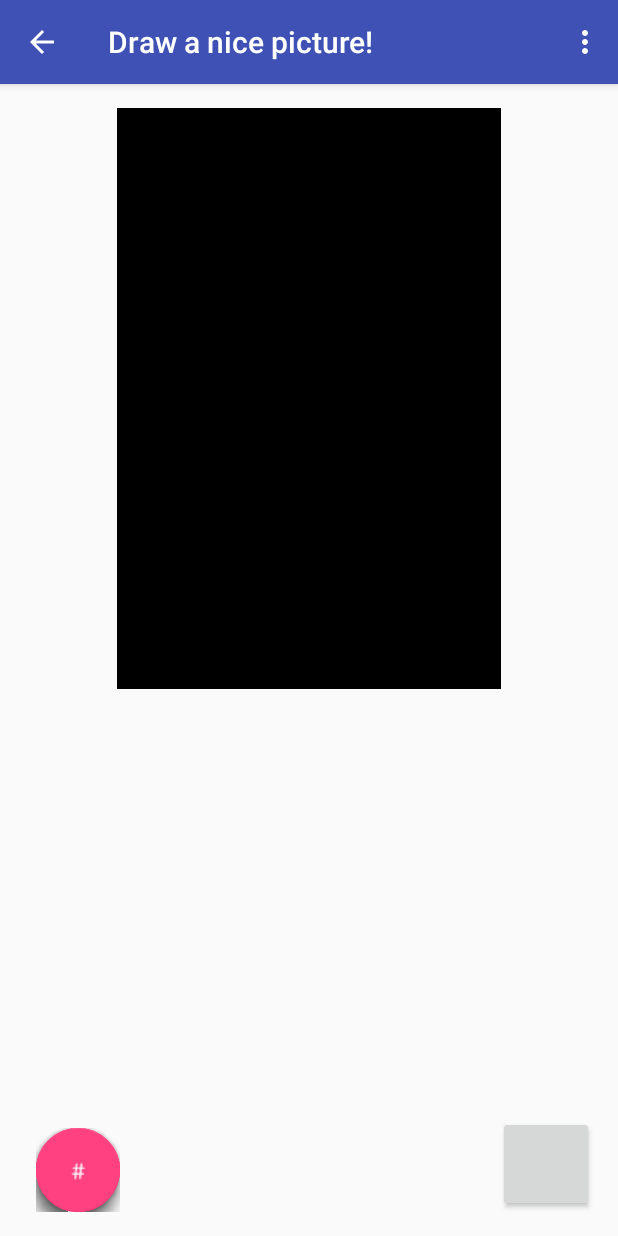
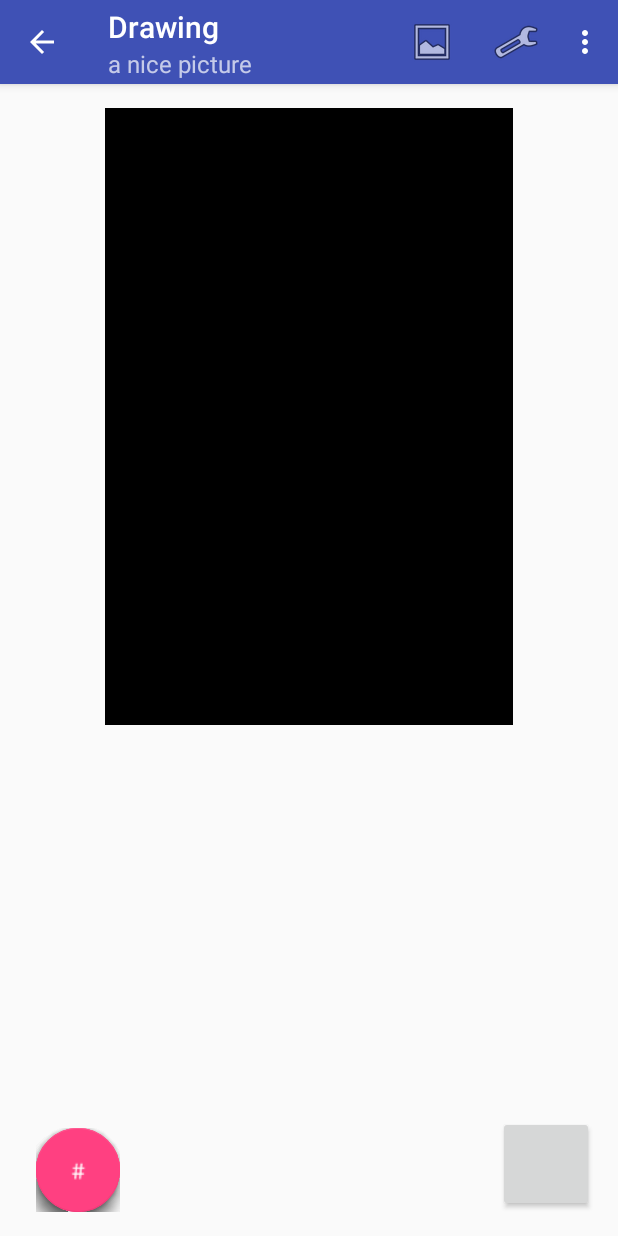
Before and after one commit to soylentgreen81/Engel_Fax_App, an Android app: the PaintActivity screen opened directly, with no data from a screen before it, on a phone screen of 412 x 824 dp. Run offline under Robolectric (Android 15) with nearby library versions, the phone set to English and light mode, and no system bars; libraries missing offline, so code that uses them is left out: com.getbase.floatingactionbutton, com.soundcloud.android, mbanje.kurt.fabbutton; plain views replace FabButton, FloatingActionButton, FloatingActionsMenu; 10 statements that could not run were skipped.

Commit message:
Version 1.0.2.10: Layoutverbesserungen - PaintActivity hat jetzt eine Toolbar für Bild Laden und Helligkeitsanpassung - kleinere Bugfixes - Hinzufügen von Rändern auf MessengerActivity

```diff
--- a/app/build.gradle
+++ b/app/build.gradle
@@ -15,8 +15,8 @@ android {
         applicationId "software.oi.engelfax"
         minSdkVersion 16
         targetSdkVersion 23
-        versionCode 6
-        versionName "1.0.2.9"
+        versionCode 7
+        versionName "1.0.2.10"
         testInstrumentationRunner "android.support.test.runner.AndroidJUnitRunner"
     }
     buildTypes {
--- a/app/src/main/java/software/oi/engelfax/activity/PaintActivity.java
+++ b/app/src/main/java/software/oi/engelfax/activity/PaintActivity.java
@@ -9,12 +9,13 @@ import android.net.Uri;
 import android.os.AsyncTask;
 import android.os.Bundle;
 import android.support.design.widget.Snackbar;
+import android.support.v4.content.ContextCompat;
+import android.support.v7.app.ActionBar;
 import android.support.v7.app.AppCompatActivity;
 import android.view.Menu;
 import android.view.MenuItem;
 import android.view.MotionEvent;
 import android.view.View;
-import android.widget.ImageButton;
 import android.widget.SeekBar;
 import android.widget.TextView;
 import android.widget.Toast;
@@ -39,7 +40,6 @@ import software.oi.engelfax.util.PhoneNumberException;
 public final class PaintActivity extends AppCompatActivity implements SmsBroadcastReceiver.SmsSentCallbacks {
     private TextView paintView;
     private FabButton sendButton;
-    private ImageButton adjustButton;
     private FloatingActionButton drawButtonCharacter1;
     private FloatingActionButton drawButtonCharacter2;
     private FloatingActionButton drawButtonCharacter3;
@@ -55,14 +55,20 @@ public final class PaintActivity extends AppCompatActivity implements SmsBroadca
     private Bitmap sourceImage;
     private int selectedModeId;
     private final char[] alphabet = new char[]{' ','.','+','#'};
-    private int currentChar = 1;
+    private int currentChar = 3;
     private SmsBroadcastReceiver sentReceiver;
     @Override
     protected void onCreate(Bundle savedInstanceState) {
         super.onCreate(savedInstanceState);
-        getSupportActionBar().setHomeButtonEnabled(true);
-        getSupportActionBar().setDisplayHomeAsUpEnabled(true);
         setContentView(R.layout.activity_paint);
+
+        final ActionBar ab = getSupportActionBar();
+        if (ab != null) {
+            ab.setTitle(R.string.paint_title_short);
+            ab.setSubtitle(R.string.paint_subtitle_short);
+            ab.setHomeButtonEnabled(true);
+            ab.setDisplayHomeAsUpEnabled(true);
+        }
         if (savedInstanceState != null){
             asciiBitmap =  savedInstanceState.getParcelable(ASCII_IMAGE_KEY);
             sourceImage =  savedInstanceState.getParcelable(SOURCE_IMAGE);
@@ -77,10 +83,9 @@ public final class PaintActivity extends AppCompatActivity implements SmsBroadca
                                          .build();
         }
 
-      //  selectedModeId = R.id.drawMode;
         paintView = (TextView) findViewById(R.id.paintArea);
         paintView.setTypeface(Typeface.MONOSPACE);
-        showPreview();
+
 
         paintView.setOnTouchListener(new View.OnTouchListener() {
             @Override
@@ -94,7 +99,7 @@ public final class PaintActivity extends AppCompatActivity implements SmsBroadca
               modeSwitch(v);
             }
         };
-        selectedModeId = R.id.drawButtonCharacter1;
+        selectedModeId = R.id.drawButtonCharacter4;
         drawButtonCharacter1 = (FloatingActionButton) findViewById(R.id.drawButtonCharacter1);
         drawButtonCharacter1.setOnClickListener(modeSelectListener);
         drawButtonCharacter2 = (FloatingActionButton) findViewById(R.id.drawButtonCharacter2);
@@ -104,7 +109,6 @@ public final class PaintActivity extends AppCompatActivity implements SmsBroadca
         drawButtonCharacter4 = (FloatingActionButton) findViewById(R.id.drawButtonCharacter4);
         drawButtonCharacter4.setOnClickListener(modeSelectListener);
 
-
         sendButton = (FabButton) findViewById(R.id.sendButton);
         sendButton.setOnClickListener(new View.OnClickListener() {
             @Override
@@ -112,15 +116,9 @@ public final class PaintActivity extends AppCompatActivity implements SmsBroadca
                 send();
             }
         });
-        adjustButton  = (ImageButton) findViewById(R.id.adjustImage);
-        adjustButton.setOnClickListener(new View.OnClickListener() {
-            @Override
-            public void onClick(View v) {
-                showAdjustDialog();
-            }
-        });
-        adjustButton.setVisibility(View.INVISIBLE);
+
         sentReceiver = new SmsBroadcastReceiver(this);
+        showPreview();
     }
     @Override
     public void onStart(){
@@ -150,8 +148,8 @@ public final class PaintActivity extends AppCompatActivity implements SmsBroadca
     }
 
     private void modeSwitch(View v) {
-        ((FloatingActionButton) findViewById(selectedModeId)).setColorNormal(getResources().getColor(R.color.colorAccent));
-        ((FloatingActionButton) v).setColorNormal(getResources().getColor(R.color.colorSelected));
+        ((FloatingActionButton) findViewById(selectedModeId)).setColorNormal(ContextCompat.getColor(this, R.color.colorAccent));
+        ((FloatingActionButton) v).setColorNormal(ContextCompat.getColor(this, R.color.colorSelected));
         if (v.getId() == R.id.drawButtonCharacter1)
             currentChar = 0;
         else if (v.getId() == R.id.drawButtonCharacter2)
@@ -208,6 +206,7 @@ public final class PaintActivity extends AppCompatActivity implements SmsBroadca
                 return true;
             case R.id.clearImage:
                 asciiBitmap.clear();
+                sourceImage = null;
                 showPreview();
                 return true;
             case R.id.loadImage:
@@ -216,6 +215,12 @@ public final class PaintActivity extends AppCompatActivity implements SmsBroadca
             case R.id.invertImage:
                 asciiBitmap.invert();
                 showPreview();
+                return true;
+            case R.id.adjustBrightness:
+                if (sourceImage != null)
+                    showAdjustDialog();
+                else
+                    Snackbar.make(sendButton, R.string.error_no_image_loaded, Snackbar.LENGTH_LONG).show();
                 return true;
             default:
                 return super.onOptionsItemSelected(item);
@@ -226,7 +231,7 @@ public final class PaintActivity extends AppCompatActivity implements SmsBroadca
     protected void onActivityResult(int requestCode, int resultCode, Intent result) {
         if (requestCode == Crop.REQUEST_PICK && resultCode == RESULT_OK) {
             beginCrop(result.getData());
-        } else if (requestCode == Crop.REQUEST_CROP) {
+        } else if (requestCode == Crop.REQUEST_CROP && resultCode == RESULT_OK) {
             handleCrop(resultCode, result);
         }
     }
@@ -304,8 +309,6 @@ public final class PaintActivity extends AppCompatActivity implements SmsBroadca
         protected void onPostExecute(Bitmap result) {
             sourceImage = result;
             previewBitmap();
-            if (sourceImage != null)
-                adjustButton.setVisibility(View.VISIBLE);
-        }
+          }
     }
 }
--- a/app/src/main/res/layout-land/content_engel_messenger.xml
+++ b/app/src/main/res/layout-land/content_engel_messenger.xml
@@ -13,6 +13,7 @@
         android:layout_width="300dp"
         android:layout_height="wrap_content"
         android:id="@+id/imageView"
+        android:layout_marginLeft="16dp"
         android:src="@drawable/cooler_engel"
         android:layout_alignParentTop="true"
         android:layout_alignParentLeft="true"
@@ -36,10 +37,11 @@
         android:id="@+id/sendButton"
         android:layout_alignParentRight="true"
         android:layout_alignParentEnd="true"
-        android:src="@android:drawable/ic_menu_view"
+        android:src="@drawable/ic_action_read"
         android:background="@drawable/back_button"
         android:layout_alignBottom="@+id/nachrichtEditText"
         android:layout_marginBottom="8dp"
+        android:layout_marginRight="16dp"
         android:contentDescription="@string/send"/>
 
 </RelativeLayout>
--- a/app/src/main/res/layout/activity_paint.xml
+++ b/app/src/main/res/layout/activity_paint.xml
@@ -17,8 +17,7 @@
         android:layout_centerHorizontal="true"
         android:layout_centerVertical="true"
         android:layout_alignParentTop="true"
-        android:orientation="vertical"
-       >
+        android:orientation="vertical">
 
         <TextView
             android:layout_width="wrap_content"
@@ -28,7 +27,7 @@
             android:padding="0dp"
             android:background="#000"
             android:textColor="#fff"
-            android:textSize="18sp"
+            android:textSize="19dp"
 
             android:layout_gravity="center"
             />
@@ -65,7 +64,7 @@
                 android:layout_width="wrap_content"
                 android:layout_height="wrap_content"
                 android:src="@drawable/punkt"
-                app:fab_colorNormal="@color/colorSelected"
+                app:fab_colorNormal="@color/colorAccent"
                 app:fab_size="mini"
                 app:fab_title="."
                 app:fab_colorPressed="@color/colorSelected"/>
@@ -84,24 +83,12 @@
                 android:layout_width="wrap_content"
                 android:layout_height="wrap_content"
                 android:src="@drawable/raute"
-                app:fab_colorNormal="@color/colorAccent"
+                app:fab_colorNormal="@color/colorSelected"
                 app:fab_size="mini"
                 app:fab_title="#"
                 app:fab_colorPressed="@color/colorSelected"/>
         </com.getbase.floatingactionbutton.FloatingActionsMenu>
-    <ImageButton
-        android:layout_width="40dp"
-        android:layout_height="40dp"
 
-        android:layout_marginLeft="8dp"
-        android:layout_marginStart="8dp"
-        android:layout_marginBottom="12dp"
-        android:id="@+id/adjustImage"
-        android:src="@android:drawable/ic_menu_preferences"
-        android:background="@drawable/back_button"
-        android:contentDescription="@string/adjust"
-        android:layout_toRightOf="@+id/floatingActionMenu"
-        android:layout_alignParentBottom="true"/>
          <mbanje.kurt.fabbutton.FabButton
             android:id="@+id/sendButton"
             android:layout_width="@dimen/fab_size"
--- a/app/src/main/res/layout/content_engel_messenger.xml
+++ b/app/src/main/res/layout/content_engel_messenger.xml
@@ -17,6 +17,7 @@
         android:layout_alignParentRight="true"
         android:layout_alignParentEnd="true"
         android:paddingTop="16dp"
+        android:paddingRight="16dp"
         android:layout_alignParentTop="true"
         android:layout_alignParentLeft="true"
         android:layout_alignParentStart="true" />
@@ -25,6 +26,7 @@
         android:layout_height="wrap_content"
         android:inputType="textMultiLine"
         android:ems="10"
+        android:layout_marginLeft="16dp"
         android:id="@+id/nachrichtEditText"
         android:layout_below="@+id/imageView"
         android:layout_alignParentLeft="true"
@@ -35,12 +37,12 @@
     <ImageButton
         android:layout_width="48dp"
         android:layout_height="48dp"
-        android:layout_marginRight="8dp"
         android:id="@+id/sendButton"
         android:layout_alignParentRight="true"
         android:layout_alignParentEnd="true"
         android:src="@drawable/ic_action_read"
         android:background="@drawable/back_button"
+        android:layout_marginRight="16dp"
         android:layout_alignBottom="@+id/nachrichtEditText"
         android:layout_marginBottom="8dp"
         android:contentDescription="@string/send"/>
--- a/app/src/main/res/menu/menu_paint_activity.xml
+++ b/app/src/main/res/menu/menu_paint_activity.xml
@@ -1,9 +1,16 @@
 <?xml version="1.0" encoding="utf-8"?>
-<menu xmlns:android="http://schemas.android.com/apk/res/android">
+<menu xmlns:android="http://schemas.android.com/apk/res/android"
+    xmlns:app="http://schemas.android.com/apk/res-auto">
+    <item android:id="@+id/loadImage" android:title="@string/load_image"
+        android:orderInCategory="100"
+        android:icon="@android:drawable/ic_menu_gallery" app:showAsAction="always"/>
+    <item android:id="@+id/adjustBrightness" android:title="@string/adjust_brightness"
+        android:orderInCategory="101" app:showAsAction="always"
+        android:icon="@android:drawable/ic_menu_manage"/>
+
     <item android:id="@+id/clearImage" android:title="@string/clear_image"
-        android:orderInCategory="100" />
-    <item android:id="@+id/loadImage" android:title="@string/load_image"
-        android:orderInCategory="100" />
+        android:orderInCategory="102" />
+
     <item android:id="@+id/invertImage" android:title="@string/invert_image"
-        android:orderInCategory="100" />
+        android:orderInCategory="103" />
 </menu>
--- a/app/src/main/res/values/strings.xml
+++ b/app/src/main/res/values/strings.xml
@@ -32,6 +32,10 @@
     <string name="send">Send</string>
     <string name="erase">Erase</string>
     <string name="adjust">Adjust</string>
+    <string name="adjust_brightness">Adjust brightness</string>
+    <string name="paint_title_short">Drawing</string>
+    <string name="paint_subtitle_short">a nice picture</string>
+    <string name="error_no_image_loaded">No image Loaded</string>
 
 
 </resources>
```
Also changed, not shown: 1 other file.
